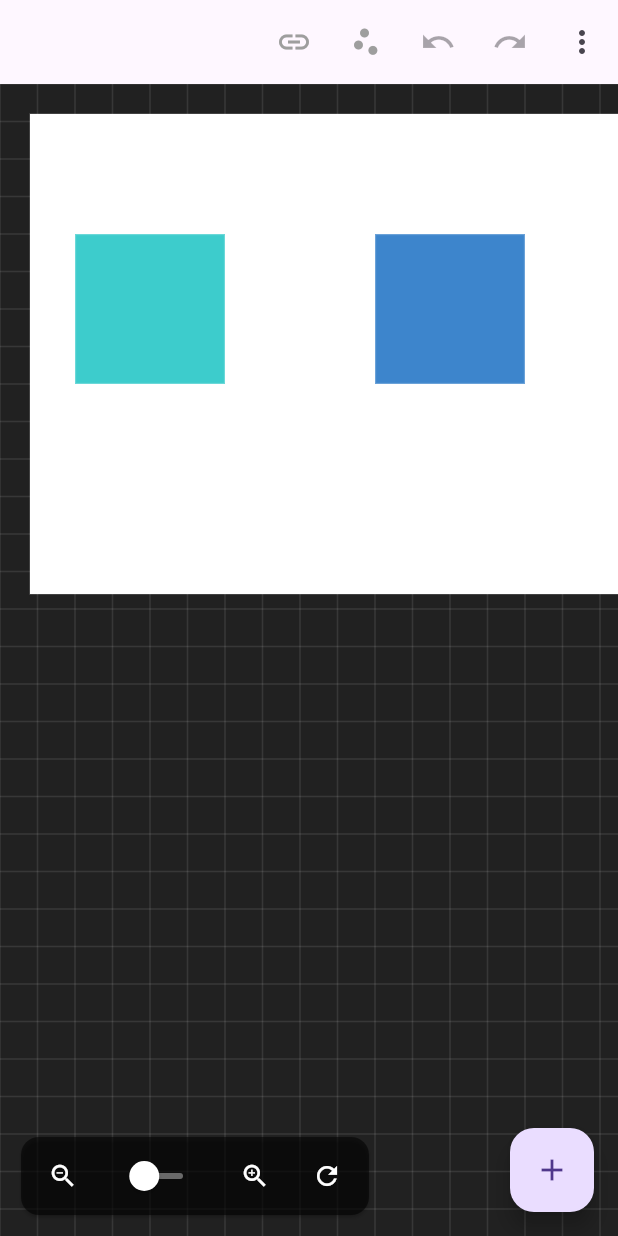
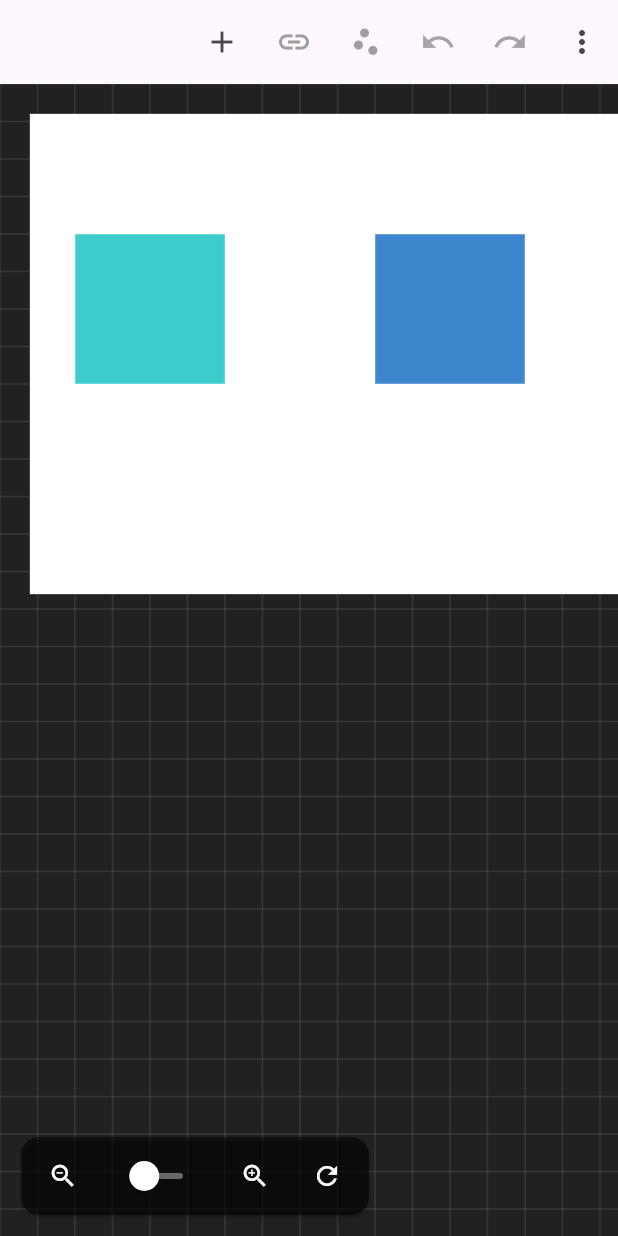
Before and after one commit to stefanstoychev/paint-constraints, a Flutter app: the screen it shows after launch, on a phone screen of 412 x 824 dp. Run offline on Flutter 3.47's test engine with Material 3 defaults, Android fonts, the phone set to English and light mode, and no system bars; our stand-ins replace shared_preferences.

Commit message:
move add shape button to the app bar

```diff
--- a/frontend/lib/widgets/editor_app_bar.dart
+++ b/frontend/lib/widgets/editor_app_bar.dart
@@ -17,6 +17,7 @@ class EditorAppBar extends StatelessWidget implements PreferredSizeWidget {
   final VoidCallback onPushToBack;
   final VoidCallback onUndo;
   final VoidCallback onRedo;
+  final VoidCallback onAddShape;
   final VoidCallback onSave;
   final VoidCallback onLoad;
 
@@ -37,6 +38,7 @@ class EditorAppBar extends StatelessWidget implements PreferredSizeWidget {
     required this.onPushToBack,
     required this.onUndo,
     required this.onRedo,
+    required this.onAddShape,
     required this.onSave,
     required this.onLoad,
   });
@@ -59,6 +61,11 @@ class EditorAppBar extends StatelessWidget implements PreferredSizeWidget {
           )
           : null,
       actions: <Widget>[
+        IconButton(
+          icon: const Icon(Icons.add),
+          onPressed: onAddShape,
+          tooltip: 'Add New Shape',
+        ),
         if (isSmallScreen)
           _buildIconButton(
             icon: Icons.link,
--- a/frontend/lib/widgets/shape_editor.dart
+++ b/frontend/lib/widgets/shape_editor.dart
@@ -34,6 +34,7 @@ class ShapeEditor extends StatelessWidget {
         canRedo: controller.commandHistory.canRedo,
         onUndo: controller.undo,
         onRedo: controller.redo,
+        onAddShape: controller.addShape,
         onSave: () => controller.saveShapes(context),
         onLoad: () => controller.loadShapes(context),
       ),
@@ -92,11 +93,6 @@ class ShapeEditor extends StatelessWidget {
           ),
         ],
       ),
-      floatingActionButton: FloatingActionButton(
-        onPressed: controller.addShape,
-        tooltip: 'Add New Shape',
-        child: const Icon(Icons.add),
-      ),
     );
   }
 }
```
